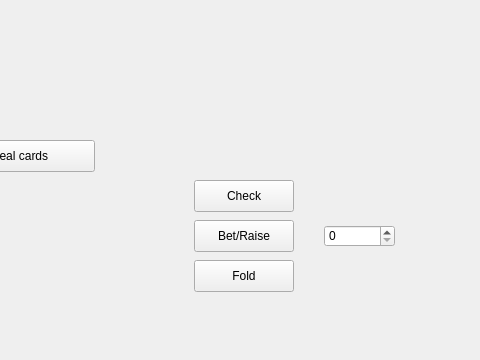
Qt form Poker/Visuals/Gamewindow/gamewindow.ui (Cenzito/Poker) before a commit; both pictures show x 406 to 886 and y 340 to 700 of the 1000 by 700 pixel window.
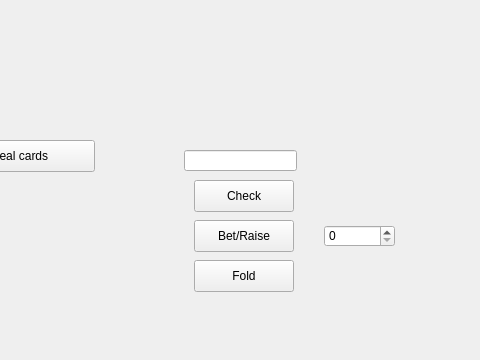
The same form after that commit.

Diff of the .ui file:
```diff
--- a/Poker/Visuals/Gamewindow/gamewindow.ui
+++ b/Poker/Visuals/Gamewindow/gamewindow.ui
@@ -139,21 +139,24 @@
      <string/>
     </property>
    </widget>
-   <widget class="QLabel" name="label_table">
+   <widget class="QLineEdit" name="cumulative_bet_line">
     <property name="geometry">
      <rect>
-      <x>70</x>
-      <y>40</y>
-      <width>881</width>
-      <height>431</height>
+      <x>590</x>
+      <y>490</y>
+      <width>113</width>
+      <height>21</height>
      </rect>
     </property>
-    <property name="styleSheet">
-     <string notr="true"/>
-    </property>
-    <property name="text">
+    <property name="inputMask">
      <string/>
     </property>
+    <property name="frame">
+     <bool>true</bool>
+    </property>
+    <property name="readOnly">
+     <bool>true</bool>
+    </property>
    </widget>
   </widget>
   <widget class="QMenuBar" name="menubar">
```
Left out of the diff: 2 changed lines with no effect on the pictures.
